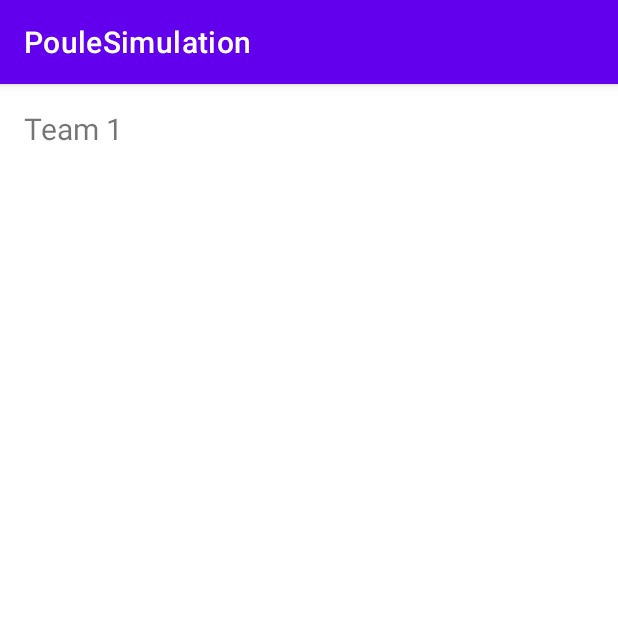
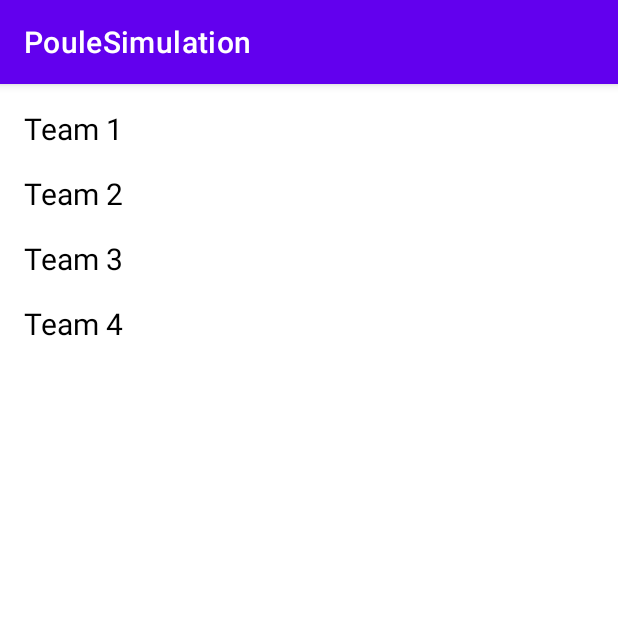
Before and after one commit to twapenaar/poule-simulation, an Android app: the screen it shows after launch (MainActivity), on a phone screen of 412 x 824 dp, the top half of it. Run offline under Robolectric (Android 15) with nearby library versions, the phone set to English and light mode, and no system bars.

```diff
--- a/app/src/main/java/nl/twapenaar/poulesimulation/MainActivity.java
+++ b/app/src/main/java/nl/twapenaar/poulesimulation/MainActivity.java
@@ -3,6 +3,13 @@ package nl.twapenaar.poulesimulation;
 import androidx.appcompat.app.AppCompatActivity;
 
 import android.os.Bundle;
+
+import java.util.*;
+
+import nl.twapenaar.poulesimulation.entities.Match;
+import nl.twapenaar.poulesimulation.entities.Poule;
+import nl.twapenaar.poulesimulation.entities.Team;
+import nl.twapenaar.poulesimulation.services.Utility;
 
 public class MainActivity extends AppCompatActivity {
 
@@ -10,5 +17,24 @@ public class MainActivity extends AppCompatActivity {
     protected void onCreate(Bundle savedInstanceState) {
         super.onCreate(savedInstanceState);
         setContentView(R.layout.activity_main);
+
+        Random random = new Random();
+
+        Team team_one = new Team("Team 1", random.nextFloat());
+        Team team_two = new Team("Team 2", random.nextFloat());
+        Team team_three = new Team("Team 3", random.nextFloat());
+        Team team_four = new Team("Team 4", random.nextFloat());
+
+        Collection<Team> teams = new ArrayList<>();
+        teams.add(team_one);
+        teams.add(team_two);
+        teams.add(team_three);
+        teams.add(team_four);
+
+        Poule poule = new Poule(teams, true);
+
+        ArrayList<Match> matches = poule.GenerateMatches();
+
+        poule.SimulateMatch(matches.get(0));
     }
 }
--- /dev/null
+++ b/app/src/main/java/nl/twapenaar/poulesimulation/entities/Match.java
@@ -0,0 +1,67 @@
+package nl.twapenaar.poulesimulation.entities;
+
+public class Match {
+    private Team teamA;
+    private Team teamB;
+    private int goalsTeamA;
+    private int goalsTeamB;
+
+    public Match(Team teamA, Team teamB) {
+        this.teamA = teamA;
+        this.teamB = teamB;
+    }
+
+    public Team getTeamA() {
+        return teamA;
+    }
+
+    public Team getTeamB() {
+        return teamB;
+    }
+
+    public int getGoalsTeamA() {
+        return goalsTeamA;
+    }
+
+    public void setGoalsTeamA(int goalsTeamA) {
+        this.goalsTeamA = goalsTeamA;
+        this.teamA.addGoalsMade(goalsTeamA);
+        this.teamB.addGoalsGotten(goalsTeamA);
+    }
+
+    public int getGoalsTeamB() {
+        return goalsTeamB;
+    }
+
+    public void setGoalsTeamB(int goalsTeamB) {
+        this.goalsTeamB = goalsTeamB;
+        this.teamB.addGoalsMade(goalsTeamB);
+        this.teamA.addGoalsGotten(goalsTeamB);
+    }
+    public void setScore(int goalsTeamA, int goalsTeamB){
+        setScore(goalsTeamA, goalsTeamB, true);
+    }
+
+    public void setScore(int goalsTeamA, int goalsTeamB, boolean finishedMatch){
+        this.setGoalsTeamA(goalsTeamA);
+        this.setGoalsTeamB(goalsTeamB);
+
+        if (finishedMatch){
+            this.teamA.addPlayedMatches(1);
+            this.teamB.addPlayedMatches(1);
+        }
+
+        /*this.goalsTeamA = goalsTeamA;
+        this.teamA.addGoalsMade(goalsTeamA);
+        this.teamA.addGoalsGotten(goalsTeamB);*/
+
+        /*this.goalsTeamB = goalsTeamB;
+        this.teamB.addGoalsMade(goalsTeamB);
+        this.teamB.addGoalsGotten(goalsTeamA);*/
+    }
+
+    @Override
+    public String toString() {
+        return teamA.getName() + " vs " + teamB.getName();
+    }
+}
--- /dev/null
+++ b/app/src/main/java/nl/twapenaar/poulesimulation/entities/Poule.java
@@ -0,0 +1,112 @@
+package nl.twapenaar.poulesimulation.entities;
+
+import java.util.ArrayList;
+import java.util.Collection;
+import java.util.Random;
+import java.util.concurrent.ThreadLocalRandom;
+
+import nl.twapenaar.poulesimulation.services.Utility;
+
+public class Poule {
+    private Collection<Team> teams;
+    private Collection<Match> matches;
+    private boolean halfOfTheMatches = false;
+
+    public Poule(Collection<Team> teams, boolean halfOfTheMatches) {
+        this.teams = teams;
+        this.halfOfTheMatches = halfOfTheMatches;
+    }
+
+    public ArrayList<Match> GenerateMatches(){
+        ArrayList<Team> tempTeams = new ArrayList<>(teams); // clones the teams, because some languages point back to original array when you edit the array
+        ArrayList<Match> matches = new ArrayList<>();
+
+        for (Team teamA : teams) {
+            for (Team teamB : tempTeams){
+                if (teamB == teamA){continue;}
+                Match match = new Match(teamA, teamB);
+                matches.add(match);
+            }
+
+            if (halfOfTheMatches){
+                tempTeams.remove(teamA);
+            }
+        }
+
+        return matches;
+    }
+
+    public Collection<Match> SimulateAllMatches(){
+        ArrayList<Match> playedMatches = new ArrayList<>();
+
+        for (Match match: matches) {
+            playedMatches.add(SimulateMatch(match));
+        }
+
+        matches = playedMatches;
+        return matches;
+    }
+
+    /**
+     * Simulates a match between two teams.
+     * Scores are based on RNG (random number generation)
+     * @param match|Match
+     * @return Match
+     */
+    public Match SimulateMatch(Match match){
+        Team teamA = match.getTeamA();
+        int teamAScore = 0;
+        Team teamB = match.getTeamB();
+        int teamBScore = 0;
+
+        int teamAModifier = calculateModifier(teamA.getStrength());
+        int teamBModifier = calculateModifier(teamB.getStrength());
+
+
+        int minutes = 90;
+        int speed = 10;
+        while (minutes > 0){
+            int rollToBeat = Utility.RandomInt(15, 20);
+            int teamARoll = Utility.RandomInt(20) + teamAModifier;
+            int teamBRoll = Utility.RandomInt(20) + teamBModifier;
+
+            boolean teamAScored = false;
+            boolean teamBScored = false;
+
+            if (teamARoll >= rollToBeat){
+                teamAScored = true;
+            }
+
+            if (teamBRoll >= rollToBeat){
+                teamBScored = true;
+            }
+
+            if (teamAScored && !teamBScored){
+                teamAScore++;
+            }else if(!teamAScored && teamBScored){
+                teamBScore++;
+            }
+
+            minutes -= speed;
+        }
+
+        Utility.Log("Team A "+teamAScore);
+        Utility.Log("Team B "+teamBScore);
+
+        Utility.Log("Team A mod " + teamAModifier);
+        Utility.Log("Team A str " + teamA.getStrength());
+        Utility.Log("Team B mod " + teamBModifier);
+        Utility.Log("Team A str " + teamB.getStrength());
+
+        match.setScore(teamAScore, teamBScore);
+
+        return match;
+    }
+
+    private int calculateModifier(float strength) {
+        int maxStat = 20;
+        float teamStat = maxStat*strength;
+
+        return Math.round(teamStat-10)/2;
+    }
+}
--- a/app/src/main/java/nl/twapenaar/poulesimulation/Team.java
+++ b/app/src/main/java/nl/twapenaar/poulesimulation/entities/Team.java
@@ -1,13 +1,17 @@
-package nl.twapenaar.poulesimulation;
+package nl.twapenaar.poulesimulation.entities;
 
-public abstract class Team {
-    protected String name;
-    protected int playedMatches = 0;
-    protected int points = 0;
-    protected int goalsMade = 0;
-    protected int goalsGotten = 0;
-    protected float strength = 1f;
+public class Team {
+    private String name;
+    private int playedMatches = 0;
+    private int points = 0;
+    private int goalsMade = 0;
+    private int goalsGotten = 0;
+    private float strength = 1f;
 
+    /**
+     * @param name|string
+     * @param strength|float a random float number between 0 and 1 to determine the teams strength
+     */
     public Team(String name, float strength) {
         this.name = name;
         this.strength = strength;
@@ -29,6 +33,10 @@ public abstract class Team {
         this.playedMatches = playedMatches;
     }
 
+    public void addPlayedMatches(int playedMatches) {
+        this.playedMatches += playedMatches;
+    }
+
     public int getPoints() {
         return points;
     }
@@ -41,15 +49,15 @@ public abstract class Team {
         return goalsMade;
     }
 
-    public void setGoalsMade(int goalsMade) {
-        this.goalsMade = goalsMade;
+    public void addGoalsMade(int goalsMade) {
+        this.goalsMade += goalsMade;
     }
 
     public int getGoalsGotten() {
         return goalsGotten;
     }
 
-    public void setGoalsGotten(int goalsGotten) {
-        this.goalsGotten = goalsGotten;
+    public void addGoalsGotten(int goalsGotten) {
+        this.goalsGotten += goalsGotten;
     }
 }
--- /dev/null
+++ b/app/src/main/java/nl/twapenaar/poulesimulation/services/Utility.java
@@ -0,0 +1,31 @@
+package nl.twapenaar.poulesimulation.services;
+
+import android.util.Log;
+
+import java.util.concurrent.ThreadLocalRandom;
+
+public class Utility {
+    public static void Log(String logMsg){
+        Log.d("PouleSimulation", logMsg);
+    }
+
+    /**
+     * return a random value between 0 and your range
+     * @param highRange|int is inclusive
+     * @return int
+     */
+    public static int RandomInt(int highRange){
+        return RandomInt(0, highRange);
+    }
+
+    /**
+     * return a random value between given low value and given high value
+     * @param lowRange|int is inclusive
+     * @param highRange|int is inclusive
+     * @return int
+     */
+    public static int RandomInt(int lowRange, int highRange){
+        return ThreadLocalRandom.current().nextInt(lowRange, highRange+1);
+
+    }
+}
--- a/app/src/main/res/layout/activity_main.xml
+++ b/app/src/main/res/layout/activity_main.xml
@@ -43,9 +43,47 @@
         android:text="Team 1"
         android:textSize="20sp"
         app:layout_constraintStart_toStartOf="parent"
-        app:layout_constraintTop_toTopOf="parent" />
+        app:layout_constraintTop_toTopOf="parent"
+        android:textColor="@color/black"/>
 
+    <TextView
+        android:id="@+id/textView2"
+        android:layout_width="0dp"
+        android:layout_height="wrap_content"
+        android:layout_marginStart="16dp"
+        android:layout_marginTop="16dp"
+        android:ems="7"
+        android:text="Team 2"
+        android:textSize="20sp"
+        app:layout_constraintStart_toStartOf="parent"
+        app:layout_constraintTop_toBottomOf="@+id/textView"
+        android:textColor="@color/black" />
 
+    <TextView
+        android:id="@+id/textView3"
+        android:layout_width="0dp"
+        android:layout_height="wrap_content"
+        android:layout_marginStart="16dp"
+        android:layout_marginTop="16dp"
+        android:ems="7"
+        android:text="Team 3"
+        android:textSize="20sp"
+        app:layout_constraintStart_toStartOf="parent"
+        app:layout_constraintTop_toBottomOf="@+id/textView2"
+        android:textColor="@color/black" />
+
+    <TextView
+        android:id="@+id/textView4"
+        android:layout_width="0dp"
+        android:layout_height="wrap_content"
+        android:layout_marginStart="16dp"
+        android:layout_marginTop="16dp"
+        android:ems="7"
+        android:text="Team 4"
+        android:textSize="20sp"
+        app:layout_constraintStart_toStartOf="parent"
+        app:layout_constraintTop_toBottomOf="@+id/textView3"
+        android:textColor="@color/black" />
 
 
 </androidx.constraintlayout.widget.ConstraintLayout>
```
